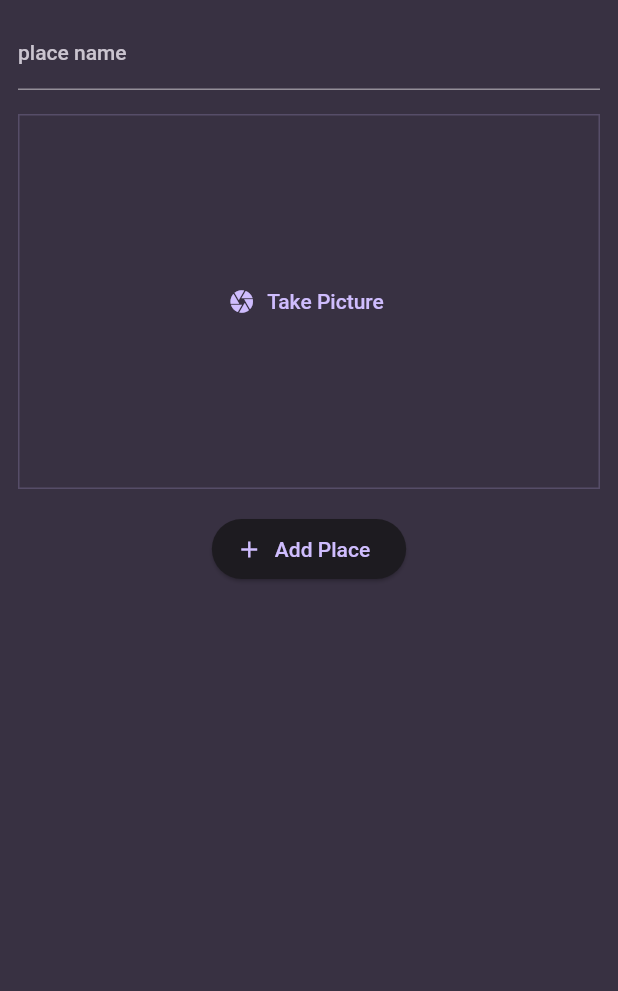
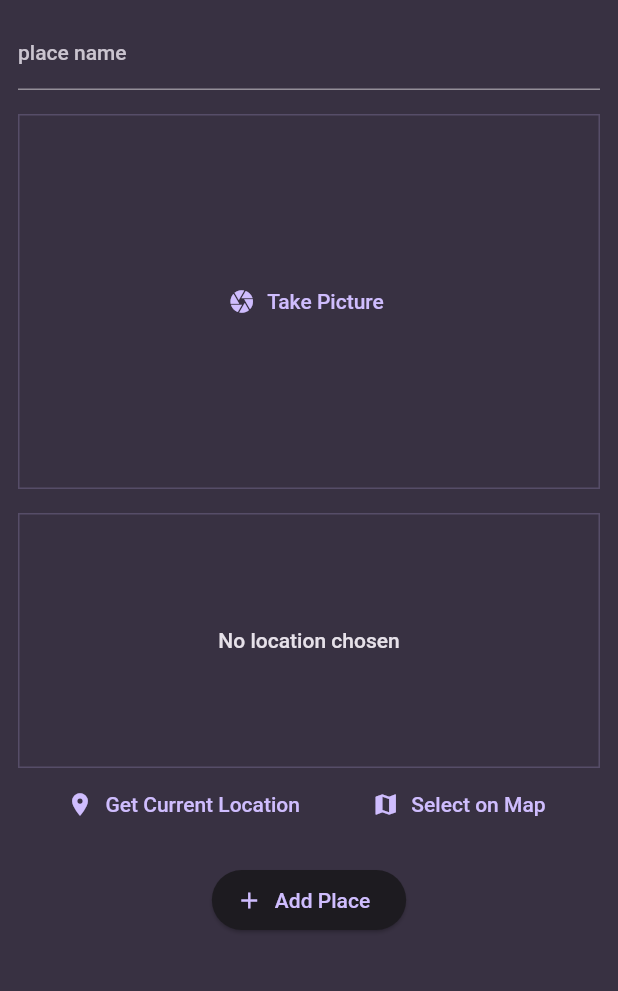
Before and after one commit to kim-hyunjin/hello-flutter, a Flutter app: the AddPlaceScreen screen opened directly, on a phone screen of 412 x 824 dp, the part 84-1075 px from its top. Run offline on Flutter 3.47's test engine with Material 2 defaults, Android fonts, the phone set to English and light mode, and no system bars; our stand-ins replace flutter_riverpod, google_fonts, image_picker, location, transparent_image.

Commit message:
feat: get current location with location package

```diff
--- a/favorite_places/lib/add_place_screen.dart
+++ b/favorite_places/lib/add_place_screen.dart
@@ -3,6 +3,7 @@ import 'dart:io';
 import 'package:favorite_places/models/place.dart';
 import 'package:favorite_places/providers/places_provider.dart';
 import 'package:favorite_places/widgets/image_input.dart';
+import 'package:favorite_places/widgets/location_input.dart';
 import 'package:flutter/material.dart';
 import 'package:flutter_riverpod/flutter_riverpod.dart';
 
@@ -80,6 +81,10 @@ class AddPlaceScreenState extends ConsumerState<AddPlaceScreen> {
                   const SizedBox(
                     height: 16,
                   ),
+                  LocationInput(),
+                  const SizedBox(
+                    height: 16,
+                  ),
                   ElevatedButton.icon(
                     onPressed: _addPlace,
                     icon: const Icon(Icons.add),
--- /dev/null
+++ b/favorite_places/lib/widgets/location_input.dart
@@ -0,0 +1,97 @@
+import 'package:flutter/material.dart';
+import 'package:location/location.dart';
+
+class LocationInput extends StatefulWidget {
+  @override
+  State<LocationInput> createState() {
+    return _LocationInputState();
+  }
+}
+
+class _LocationInputState extends State<LocationInput> {
+  Location? _pickedLocation;
+  var _isGettingLocation = false;
+
+  void _getCurrentLocation() async {
+    Location location = Location();
+
+    bool serviceEnabled;
+    PermissionStatus permissionGranted;
+    LocationData locationData;
+
+    serviceEnabled = await location.serviceEnabled();
+    if (!serviceEnabled) {
+      serviceEnabled = await location.requestService();
+      if (!serviceEnabled) {
+        return;
+      }
+    }
+
+    permissionGranted = await location.hasPermission();
+    if (permissionGranted == PermissionStatus.denied) {
+      permissionGranted = await location.requestPermission();
+      if (permissionGranted != PermissionStatus.granted) {
+        return;
+      }
+    }
+
+    setState(() {
+      _isGettingLocation = true;
+    });
+
+    locationData = await location.getLocation();
+
+    setState(() {
+      _isGettingLocation = false;
+    });
+
+    print(locationData.latitude);
+    print(locationData.longitude);
+  }
+
+  @override
+  Widget build(BuildContext context) {
+    Widget previewContent = Text(
+      'No location chosen',
+      textAlign: TextAlign.center,
+      style: Theme.of(context)
+          .textTheme
+          .bodyLarge!
+          .copyWith(color: Theme.of(context).colorScheme.onBackground),
+    );
+
+    if (_isGettingLocation) {
+      previewContent = const CircularProgressIndicator();
+    }
+    return Column(
+      children: [
+        Container(
+          height: 170,
+          width: double.infinity,
+          alignment: Alignment.center,
+          decoration: BoxDecoration(
+            border: Border.all(
+              width: 1,
+              color: Theme.of(context).colorScheme.primary.withOpacity(0.2),
+            ),
+          ),
+          child: previewContent,
+        ),
+        Row(
+          mainAxisAlignment: MainAxisAlignment.spaceEvenly,
+          children: [
+            TextButton.icon(
+              onPressed: _getCurrentLocation,
+              icon: const Icon(Icons.location_on),
+              label: const Text('Get Current Location'),
+            ),
+            TextButton.icon(
+                onPressed: () {},
+                icon: const Icon(Icons.map),
+                label: const Text('Select on Map'))
+          ],
+        ),
+      ],
+    );
+  }
+}
```
Also changed, not shown: 1 other file.
